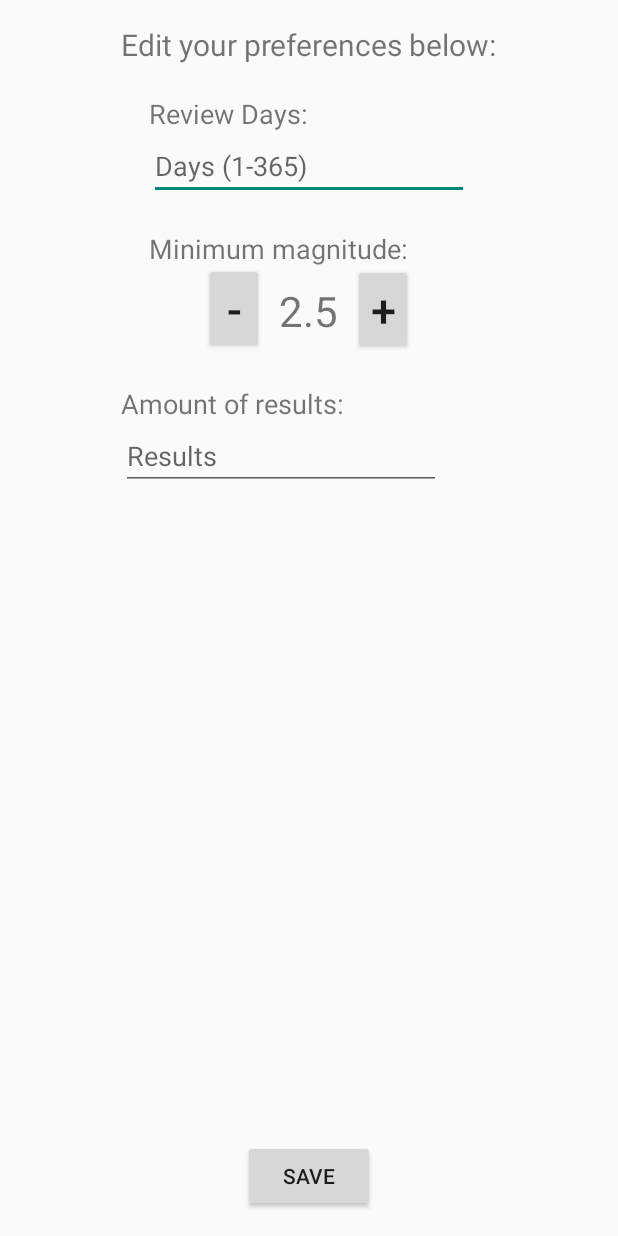
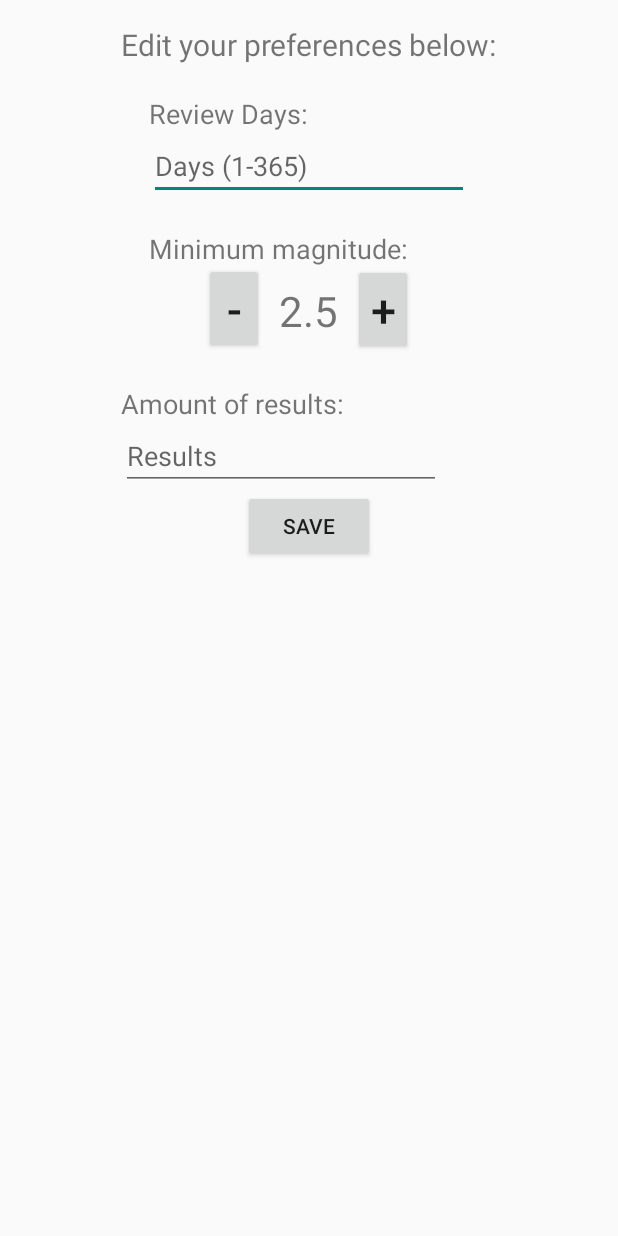
Before and after one commit to Bakenbraad/rensvanderveldt_pset6, an Android app: the layout activity_settings.xml on its own in the app's theme, with its tools: preview values and no code run, on a phone screen of 412 x 824 dp. Run offline under Robolectric (Android 15) with nearby library versions, the phone set to English and light mode, and no system bars; network calls fail.

Commit message:
Minor bug with settings displayed theme (FIXED)

```diff
--- a/app/src/main/java/com/vanderveldt/rens/last_app/MainActivity.java
+++ b/app/src/main/java/com/vanderveldt/rens/last_app/MainActivity.java
@@ -84,7 +84,9 @@ public class MainActivity extends AppCompatActivity {
     public void loadData() {
         new EQAsyncTask(this, this, settings).execute();
         QuakeAdapter adapter = new QuakeAdapter(this,R.layout.row_layout, earthquakesList);
+        adapter.notifyDataSetChanged();
         lv.setAdapter(adapter);
+
     }
 
     public void setList(ArrayList<EarthQuake> EarthQuakesList){
--- a/app/src/main/res/layout/activity_settings.xml
+++ b/app/src/main/res/layout/activity_settings.xml
@@ -86,15 +86,6 @@
         android:layout_toStartOf="@+id/magnitudeText"
         android:onClick="decreaseMag"/>
 
-    <Button
-        android:text="save"
-        android:layout_width="wrap_content"
-        android:layout_height="wrap_content"
-        android:layout_alignParentBottom="true"
-        android:layout_centerHorizontal="true"
-        android:id="@+id/button8"
-        android:onClick="saveSettings"/>
-
     <EditText
         android:layout_width="wrap_content"
         android:layout_height="wrap_content"
@@ -118,4 +109,13 @@
         android:layout_alignLeft="@+id/editText3"
         android:layout_alignStart="@+id/editText3" />
 
+    <Button
+        android:text="save"
+        android:layout_width="wrap_content"
+        android:layout_height="wrap_content"
+        android:id="@+id/button8"
+        android:onClick="saveSettings"
+        android:layout_below="@+id/editText3"
+        android:layout_centerHorizontal="true" />
+
 </RelativeLayout>
```
Also changed, not shown: app/src/main/ic_launcher-web.png (added).
